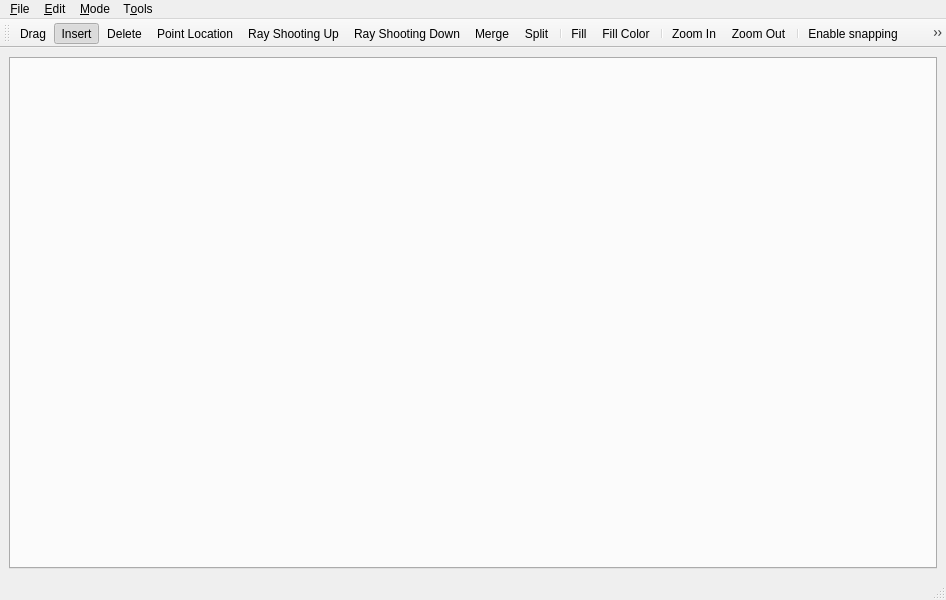
Before: the Qt Designer form Arrangement_on_surface_2/demo/Arrangement_on_surface_2/ArrangementDemoWindow.ui in CGAL/cgal-public-dev, drawn with Qt 5.
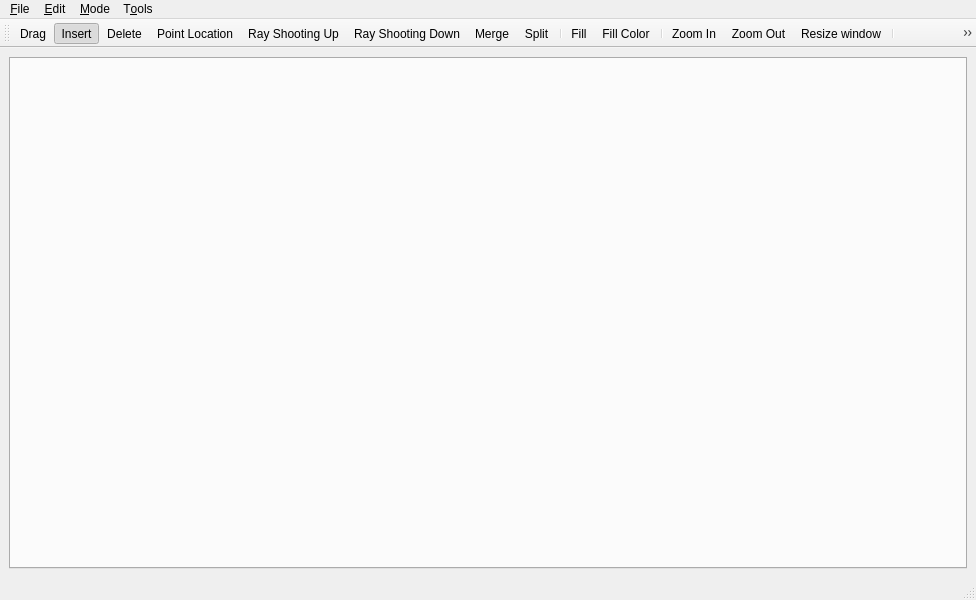
After: the same form once the commit is applied. Icons and pictures are not drawn.

Commit message:
Implement algebraic curve input and view resizing in main demo.
- Add dialogs to get user input for curve input and window resizing.
- Refactor: Move callback handling from demo window to demo tab.
- Removed print statements from algebraic curve drawing methods.

```diff
--- a/Arrangement_on_surface_2/demo/Arrangement_on_surface_2/ArrangementDemoWindow.ui
+++ b/Arrangement_on_surface_2/demo/Arrangement_on_surface_2/ArrangementDemoWindow.ui
@@ -6,7 +6,7 @@
    <rect>
     <x>0</x>
     <y>0</y>
-    <width>946</width>
+    <width>976</width>
     <height>600</height>
    </rect>
   </property>
@@ -49,6 +49,7 @@
    <addaction name="separator"/>
    <addaction name="actionZoomIn"/>
    <addaction name="actionZoomOut"/>
+   <addaction name="actionResizeWindow"/>
    <addaction name="separator"/>
    <addaction name="actionSnapMode"/>
    <addaction name="actionGridSnapMode"/>
@@ -69,8 +70,8 @@
     <rect>
      <x>0</x>
      <y>0</y>
-     <width>946</width>
-     <height>23</height>
+     <width>976</width>
+     <height>25</height>
     </rect>
    </property>
    <widget class="QMenu" name="menu_File">
@@ -465,6 +466,15 @@
     <string>Set the fill color</string>
    </property>
   </action>
+  <action name="actionResizeWindow">
+   <property name="icon">
+    <iconset resource="ArrangementDemoWindow.qrc">
+     <normaloff>:/icons/layer-resize.png</normaloff>:/icons/layer-resize.png</iconset>
+   </property>
+   <property name="text">
+    <string>Resize window...</string>
+   </property>
+  </action>
  </widget>
  <resources>
   <include location="ArrangementDemoWindow.qrc"/>
```
Left out of the diff: 4 changed lines with no effect on the pictures. The commit also changes 16 other files.
